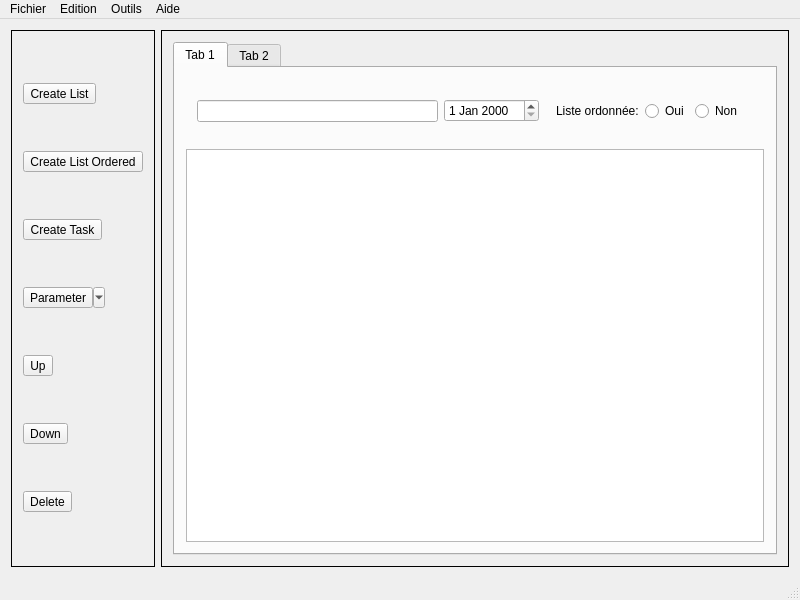
First picture: the form in UI/mainwindow.ui, repository guiguilalane/Taskinator, before the edit.
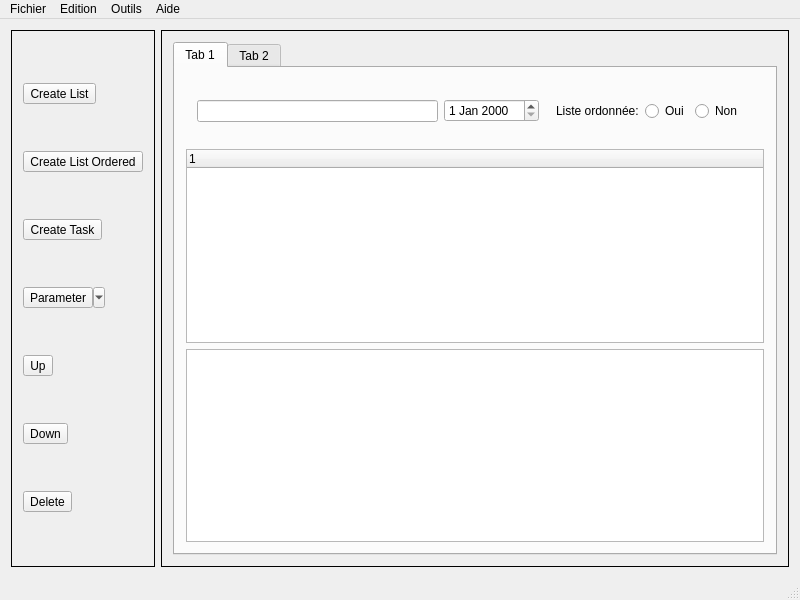
Second picture: the form after the edit. Icons and pictures are not drawn. Custom widgets are drawn as their Qt base class.

The edit to the form file:
```diff
--- a/UI/mainwindow.ui
+++ b/UI/mainwindow.ui
@@ -274,6 +274,15 @@
              </layout>
             </widget>
            </item>
+           <item>
+            <widget class="QTreeWidget" name="treeWidget">
+             <column>
+              <property name="text">
+               <string notr="true">1</string>
+              </property>
+             </column>
+            </widget>
+           </item>
            <item>
             <widget class="MyTreeWidget" name="listTree">
              <attribute name="headerVisible">
```
Left out of the diff: 3 changed lines with no effect on the pictures.
